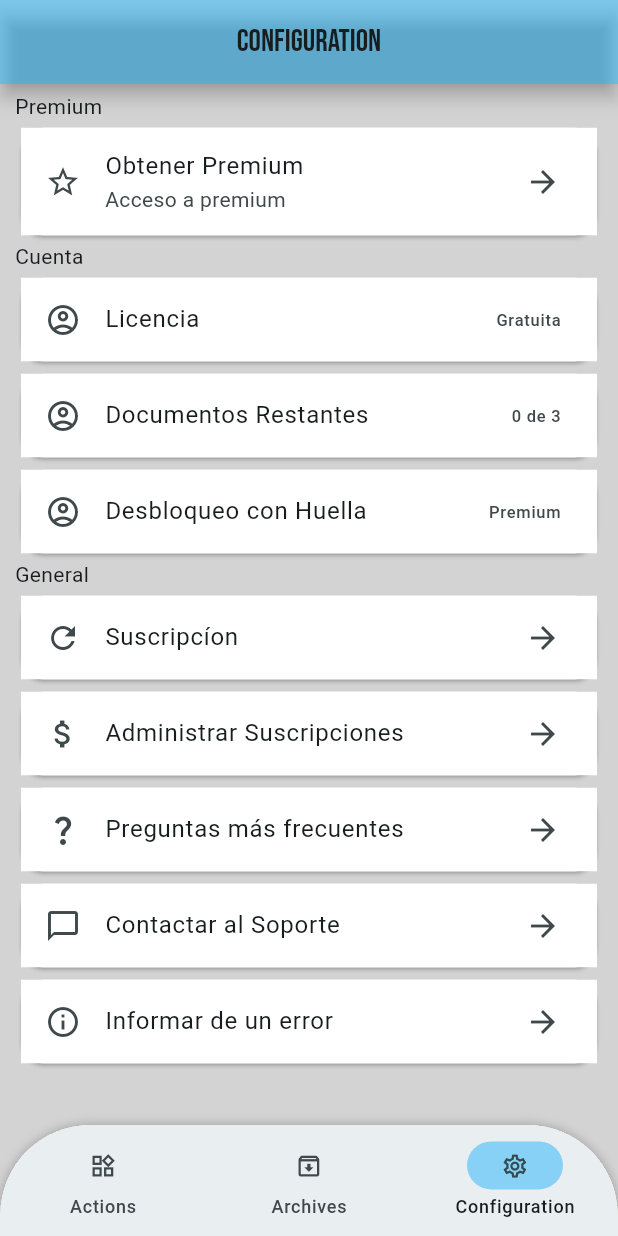
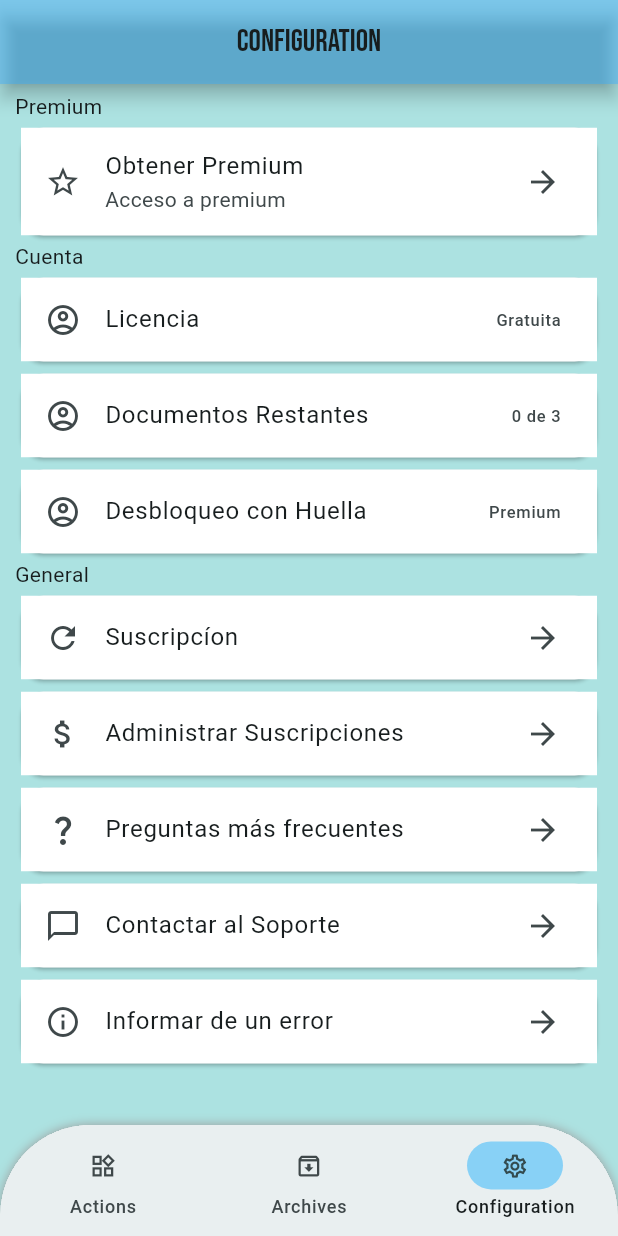
Before and after one commit to Kross26/app_pdf, a Flutter app: the screen it shows after launch, item 3 of the bottom bar chosen, on a phone screen of 412 x 824 dp. Run offline on Flutter 3.47's test engine with Material 3 defaults, Android fonts, the phone set to English and light mode, and no system bars; our stand-ins replace go_router, permission_handler.

Commit message:
background change

```diff
--- a/lib/ui/pages/views/configuration_view.dart
+++ b/lib/ui/pages/views/configuration_view.dart
@@ -18,7 +18,7 @@ class _ConfigurationViewState extends State<ConfigurationView> {
     // double screenWidht = MediaQuery.of(context).size.width;
     // double screenHeight = MediaQuery.of(context).size.height;
     return Scaffold(
-      backgroundColor: const Color.fromRGBO(211, 211, 211, 1),
+      backgroundColor: const Color.fromRGBO(172, 226, 225, 100),
       body: SafeArea(
         bottom: false,
         child: ListView(
```
